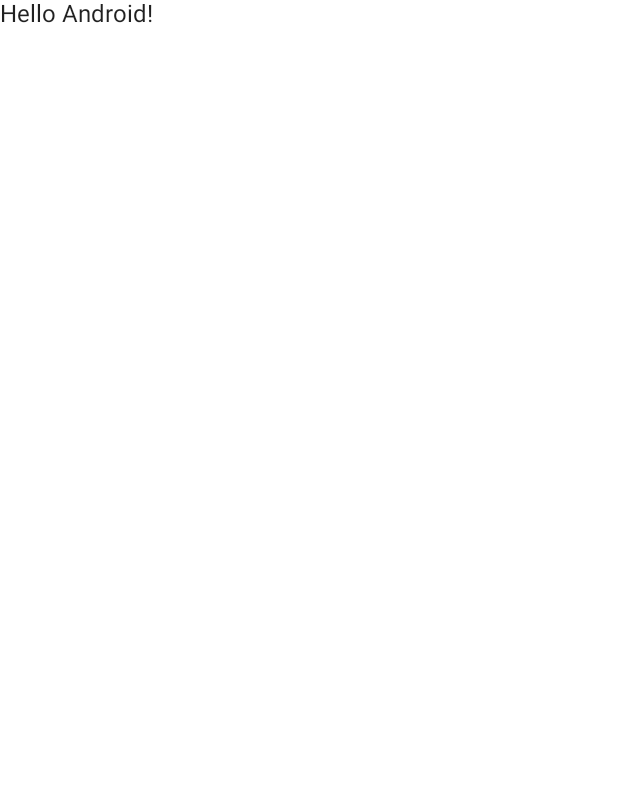
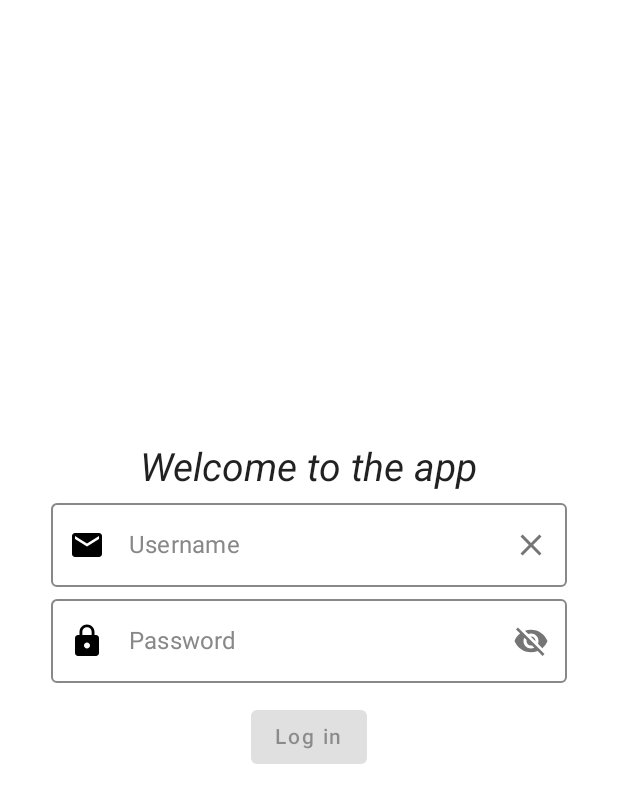
Before and after one commit to KirilHimach/TMSAppCompose, an Android app built with Jetpack Compose: the screen it shows after launch (MainActivity), on a phone screen of 412 x 824 dp. Before the commit the part shown is almost empty. Shown: the top 803 px of the screen. Run offline under Robolectric (Android 15) with nearby library versions, the phone set to English and light mode, and no system bars.

Commit message:
Task 6 Himach

```diff
--- a/app/build.gradle
+++ b/app/build.gradle
@@ -48,6 +48,7 @@ android {
 
 dependencies {
 
+    implementation "androidx.compose.material:material-icons-extended:1.3.1"
     implementation 'androidx.core:core-ktx:1.7.0'
     implementation 'androidx.lifecycle:lifecycle-runtime-ktx:2.3.1'
     implementation 'androidx.activity:activity-compose:1.3.1'
--- a/app/src/main/java/com/example/tmsappcompose/MainActivity.kt
+++ b/app/src/main/java/com/example/tmsappcompose/MainActivity.kt
@@ -3,13 +3,24 @@ package com.example.tmsappcompose
 import android.os.Bundle
 import androidx.activity.ComponentActivity
 import androidx.activity.compose.setContent
-import androidx.compose.foundation.layout.fillMaxSize
-import androidx.compose.material.MaterialTheme
-import androidx.compose.material.Surface
-import androidx.compose.material.Text
+import androidx.compose.foundation.layout.*
+import androidx.compose.foundation.text.KeyboardOptions
+import androidx.compose.material.*
+import androidx.compose.material.icons.Icons
+import androidx.compose.material.icons.filled.*
 import androidx.compose.runtime.Composable
+import androidx.compose.runtime.mutableStateOf
 import androidx.compose.ui.Modifier
+import androidx.compose.runtime.*
+import androidx.compose.ui.Alignment
+import androidx.compose.ui.graphics.Color
+import androidx.compose.ui.text.font.FontStyle
+import androidx.compose.ui.text.input.KeyboardType
+import androidx.compose.ui.text.input.PasswordVisualTransformation
+import androidx.compose.ui.text.input.VisualTransformation
 import androidx.compose.ui.tooling.preview.Preview
+import androidx.compose.ui.unit.dp
+import androidx.compose.ui.unit.sp
 import com.example.tmsappcompose.ui.theme.TMSAppComposeTheme
 
 class MainActivity : ComponentActivity() {
@@ -17,27 +28,115 @@ class MainActivity : ComponentActivity() {
         super.onCreate(savedInstanceState)
         setContent {
             TMSAppComposeTheme {
-                // A surface container using the 'background' color from the theme
                 Surface(
                     modifier = Modifier.fillMaxSize(),
                     color = MaterialTheme.colors.background
                 ) {
-                    Greeting("Android")
+                    FirstScreen()
                 }
             }
         }
     }
 }
 
+@Preview
 @Composable
-fun Greeting(name: String) {
-    Text(text = "Hello $name!")
+fun FirstScreen() {
+    Column(
+        modifier = Modifier
+            .fillMaxSize(),
+        horizontalAlignment = Alignment.CenterHorizontally,
+        verticalArrangement = Arrangement.Center
+    ) {
+        Text(
+            text = "Welcome to the app",
+            fontSize = 26.sp,
+            fontStyle = FontStyle.Italic
+        )
+        val username = inputUsername()
+        val password =  inputPassword()
+        Button(
+            onClick = { /*TODO*/ },
+            enabled = username.isNotEmpty() && password.length >= 8,
+            modifier = Modifier.padding(vertical = 12.dp)
+        ) {
+            Text(text = "Log in")
+        }
+    }
 }
 
-@Preview(showBackground = true)
 @Composable
-fun DefaultPreview() {
-    TMSAppComposeTheme {
-        Greeting("Android")
+fun inputUsername() : String {
+    var username by remember {
+        mutableStateOf("")
     }
+
+    OutlinedTextField(
+        value = username,
+        onValueChange = { username = it },
+        modifier = Modifier
+            .fillMaxWidth()
+            .padding(horizontal = 34.dp),
+        label = { Text(text = "Username") },
+        placeholder = { Text(text = "Username or password") },
+        singleLine = true,
+        keyboardOptions = KeyboardOptions(keyboardType = KeyboardType.Email),
+        leadingIcon = { Icon(imageVector = Icons.Filled.Email, null) },
+        trailingIcon = {
+            IconButton(onClick = { username = "" }) {
+                Icon(imageVector = Icons.Filled.Clear, null)
+            }
+        },
+        colors = TextFieldDefaults.outlinedTextFieldColors(
+            focusedBorderColor = Color.Green,
+            focusedLabelColor = Color.Blue,
+            unfocusedBorderColor = Color.Gray,
+            unfocusedLabelColor = Color.Gray,
+            leadingIconColor = Color.Black
+        )
+    )
+    return username
 }
+
+@Composable
+fun inputPassword() : String {
+    var password by remember {
+        mutableStateOf("")
+    }
+    var visibilityPassword by remember {
+        mutableStateOf(false)
+    }
+
+    OutlinedTextField(
+        value = password,
+        onValueChange = { password = it },
+        modifier = Modifier
+            .fillMaxWidth()
+            .padding(horizontal = 34.dp),
+        label = { Text(text = "Password") },
+        placeholder = { Text(text = "Password") },
+        singleLine = true,
+        keyboardOptions = KeyboardOptions(keyboardType = KeyboardType.Password),
+        leadingIcon = { Icon(imageVector = Icons.Filled.Lock, null) },
+        trailingIcon = {
+            val image = if (visibilityPassword)
+                Icons.Filled.Visibility
+            else Icons.Filled.VisibilityOff
+
+            IconButton(onClick = { visibilityPassword = !visibilityPassword }) {
+                Icon(imageVector = image, null)
+            }
+        },
+        visualTransformation = if (visibilityPassword)
+            VisualTransformation.None
+        else PasswordVisualTransformation(),
+        colors = TextFieldDefaults.outlinedTextFieldColors(
+            focusedBorderColor = Color.Green,
+            focusedLabelColor = Color.Cyan,
+            unfocusedBorderColor = Color.Gray,
+            unfocusedLabelColor = Color.Gray,
+            leadingIconColor = Color.Black
+        )
+    )
+    return password
+}
```
